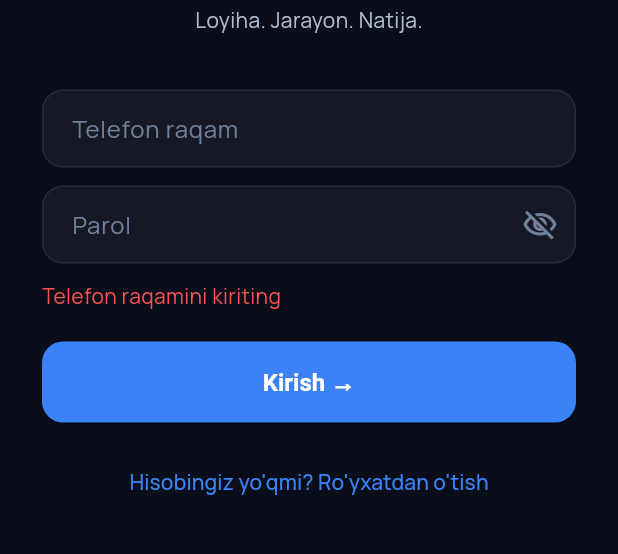
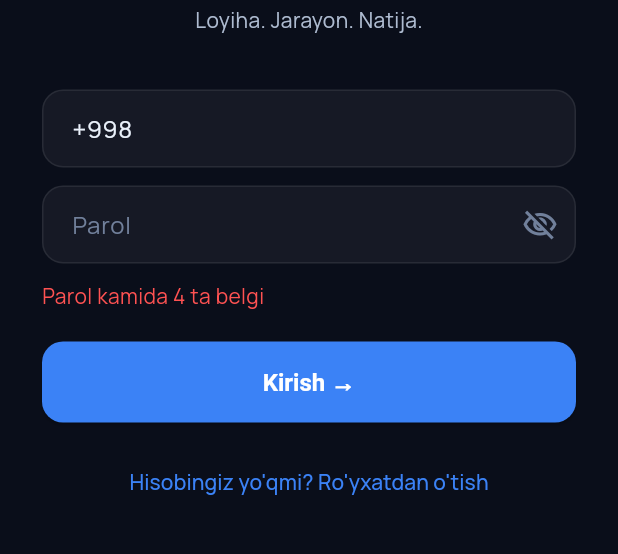
Before and after one commit to Bekzod131313/Prorab, a Flutter app: the screen it shows after launch, after a tap on "Kirish →", on a phone screen of 412 x 824 dp, the part 443-997 px from its top. Run offline on Flutter 3.47's test engine with Material 3 defaults, Android fonts, the phone set to English and light mode, and no system bars; our stand-ins replace google_fonts, share_plus, shared_preferences, supabase_flutter; accounts and stored records are empty.

Commit message:
Add phone number formatting to auth and member forms

```diff
--- a/flutter_app/lib/screens/auth_screen.dart
+++ b/flutter_app/lib/screens/auth_screen.dart
@@ -1,7 +1,9 @@
 import 'package:flutter/material.dart';
+import 'package:flutter/services.dart';
 
 import '../main.dart';
 import '../theme/app_theme.dart';
+import '../utils/phone_formatter.dart';
 import '../widgets/moliya_logo.dart';
 import 'root_shell.dart';
 
@@ -18,7 +20,7 @@ class _AuthScreenState extends State<AuthScreen> {
   bool _obscurePass = true;
   String? _error;
 
-  final _phoneCtrl = TextEditingController();
+  final _phoneCtrl = TextEditingController(text: '+998');
   final _nameCtrl = TextEditingController();
   final _passCtrl = TextEditingController();
 
@@ -115,6 +117,7 @@ class _AuthScreenState extends State<AuthScreen> {
                 TextField(
                   controller: _phoneCtrl,
                   keyboardType: TextInputType.phone,
+                  inputFormatters: [PhoneFormatter()],
                   decoration: const InputDecoration(hintText: 'Telefon raqam'),
                 ),
                 const SizedBox(height: 12),
--- a/flutter_app/lib/screens/project_detail_screen.dart
+++ b/flutter_app/lib/screens/project_detail_screen.dart
@@ -9,6 +9,7 @@ import '../data/project_repository.dart';
 import '../data/task_repository.dart';
 import '../data/transaction_repository.dart';
 import '../main.dart';
+import '../utils/phone_formatter.dart';
 import '../models/material.dart';
 import '../models/member.dart';
 import '../models/project.dart';
@@ -1077,6 +1078,7 @@ class _AddMemberSheet extends StatelessWidget {
         TextField(
           controller: phoneCtrl,
           keyboardType: TextInputType.phone,
+          inputFormatters: [PhoneFormatter()],
           decoration: const InputDecoration(hintText: 'Telefon raqam'),
         ),
         const SizedBox(height: 12),
--- /dev/null
+++ b/flutter_app/lib/utils/phone_formatter.dart
@@ -0,0 +1,15 @@
+import 'package:flutter/services.dart';
+
+class PhoneFormatter extends TextInputFormatter {
+  @override
+  TextEditingValue formatEditUpdate(TextEditingValue oldValue, TextEditingValue newValue) {
+    var digits = newValue.text.replaceAll(RegExp(r'\D'), '');
+    if (digits.startsWith('998')) digits = digits.substring(3);
+    digits = digits.length > 9 ? digits.substring(0, 9) : digits;
+    final text = '+998$digits';
+    return TextEditingValue(
+      text: text,
+      selection: TextSelection.collapsed(offset: text.length),
+    );
+  }
+}
```
